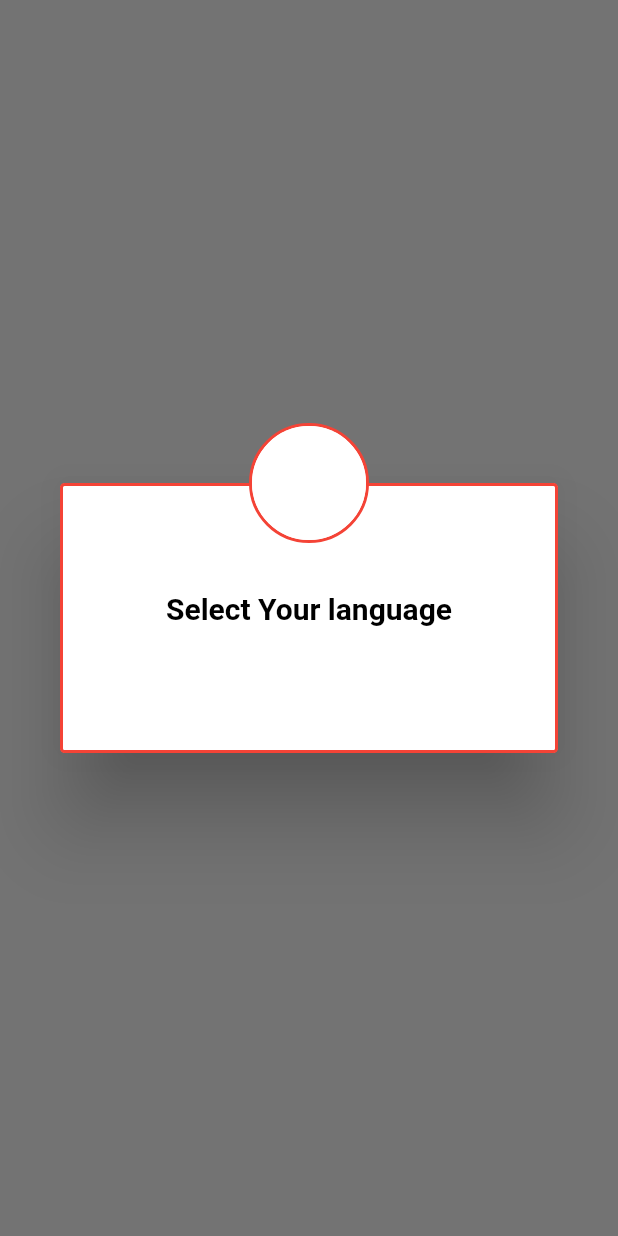
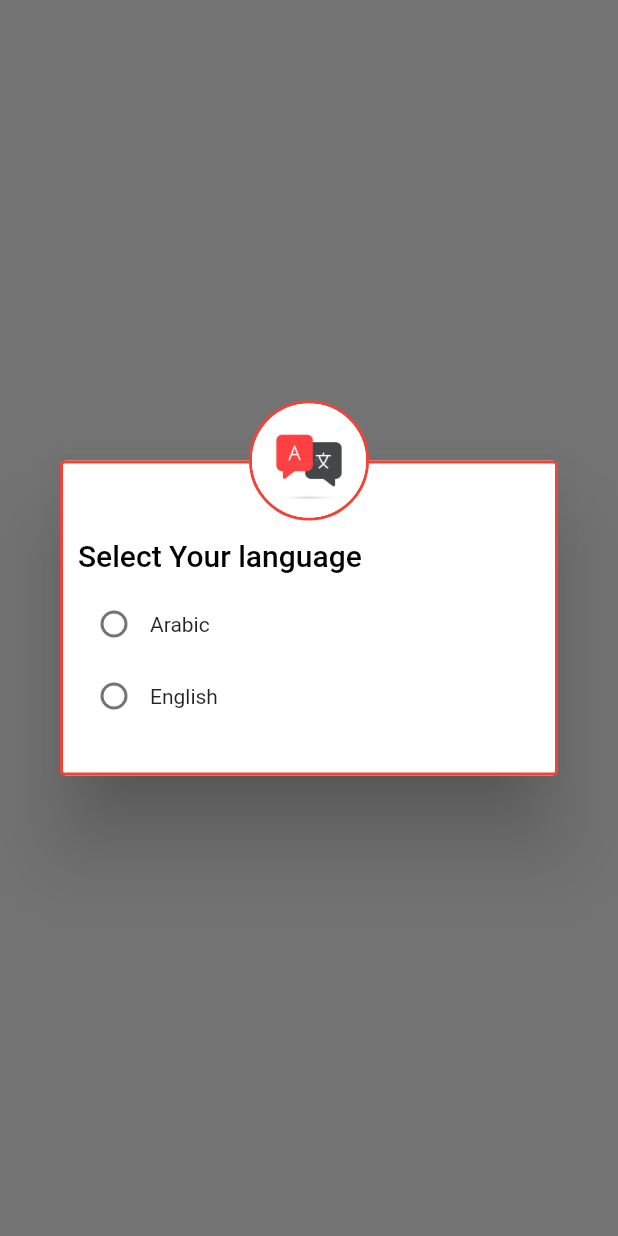
Before and after one commit to xaakib/weva_app, a Flutter app: the screen it shows after launch, after a tap on "Select Your Language", on a phone screen of 412 x 824 dp. Run offline on Flutter 3.47's test engine with Material 2 defaults, Android fonts, the phone set to English and light mode, and no system bars.

Commit message:
dont selection ui

```diff
--- a/lib/screens/mainscreen.dart
+++ b/lib/screens/mainscreen.dart
@@ -1,6 +1,12 @@
 import 'package:flutter/material.dart';
 
-class MainScreen extends StatelessWidget {
+class MainScreen extends StatefulWidget {
+  @override
+  _MainScreenState createState() => _MainScreenState();
+}
+
+class _MainScreenState extends State<MainScreen> {
+  String groupColor = "";
   @override
   Widget build(BuildContext context) {
     return Scaffold(
@@ -17,7 +23,7 @@ class MainScreen extends StatelessWidget {
                     alignment: Alignment.topCenter,
                     children: [
                       Container(
-                        height: 180,
+                        height: 210,
                         decoration: BoxDecoration(
                           color: Colors.white,
                           borderRadius: BorderRadius.circular(3),
@@ -27,20 +33,57 @@ class MainScreen extends StatelessWidget {
                           ),
                         ),
                         width: MediaQuery.of(context).size.width,
+                        child: Padding(
+                          padding: const EdgeInsets.all(10.0),
                           child: Column(
+                            mainAxisSize: MainAxisSize.min,
+                            crossAxisAlignment: CrossAxisAlignment.start,
                             children: [
                               SizedBox(
-                              height: 70,
+                                height: 40,
                               ),
                               Text(
                                 "Select Your language",
                                 style: TextStyle(
                                   color: Colors.black,
-                                fontWeight: FontWeight.w700,
+                                  fontWeight: FontWeight.w500,
                                   fontSize: 20,
                                 ),
                               ),
+                              SizedBox(
+                                height: 10,
+                              ),
+                              Column(
+                                mainAxisSize: MainAxisSize.min,
+                                children: [
+                                  Row(
+                                    children: [
+                                      Radio(
+                                          value: "Green",
+                                          groupValue: groupColor,
+                                          onChanged: (val) {
+                                            groupColor = val;
+                                            setState(() {});
+                                          }),
+                                      Text("Arabic"),
                                     ],
+                                  ),
+                                  Row(
+                                    children: [
+                                      Radio(
+                                          value: "Red",
+                                          groupValue: groupColor,
+                                          onChanged: (val) {
+                                            groupColor = val;
+                                            setState(() {});
+                                          }),
+                                      Text("English"),
+                                    ],
+                                  )
+                                ],
+                              )
+                            ],
+                          ),
                         ),
                       ),
                       Positioned(
@@ -57,6 +100,8 @@ class MainScreen extends StatelessWidget {
                               borderRadius:
                                   BorderRadius.all(Radius.circular(100))),
                           child: CircleAvatar(
+                            backgroundImage:
+                                AssetImage("assets/images/logo.jpg"),
                             backgroundColor: Colors.white,
                           ),
                         ),
--- a/pubspec.yaml
+++ b/pubspec.yaml
@@ -45,8 +45,8 @@ flutter:
   uses-material-design: true
 
   # To add assets to your application, add an assets section, like this:
-  # assets:
-  #   - images/a_dot_burr.jpeg
+  assets:
+    - assets/images/
   #   - images/a_dot_ham.jpeg
 
   # An image asset can refer to one or more resolution-specific "variants", see
```
Also changed, not shown: assets/images/logo.jpg (added). Lines whose indentation alone changed are shown as unchanged.
